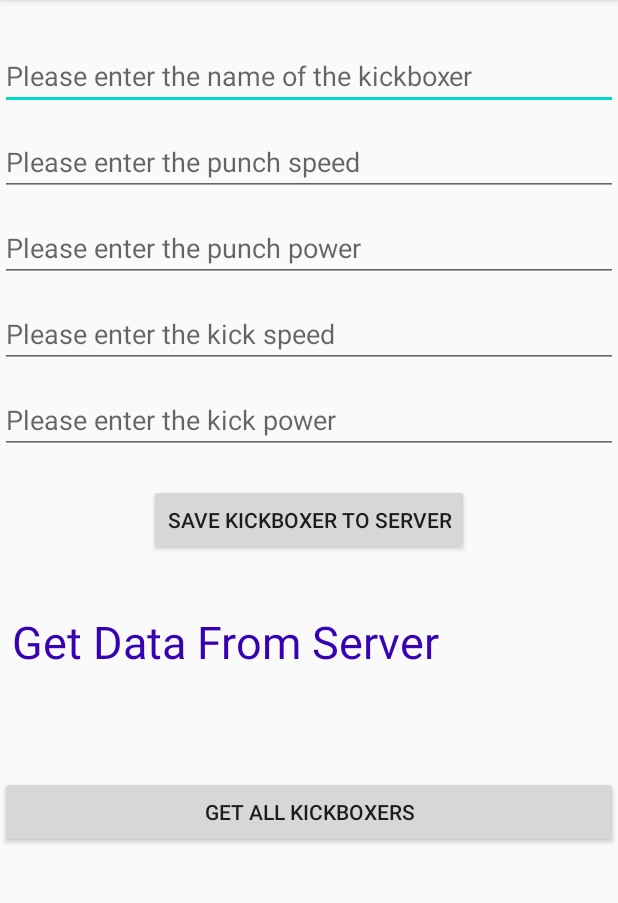
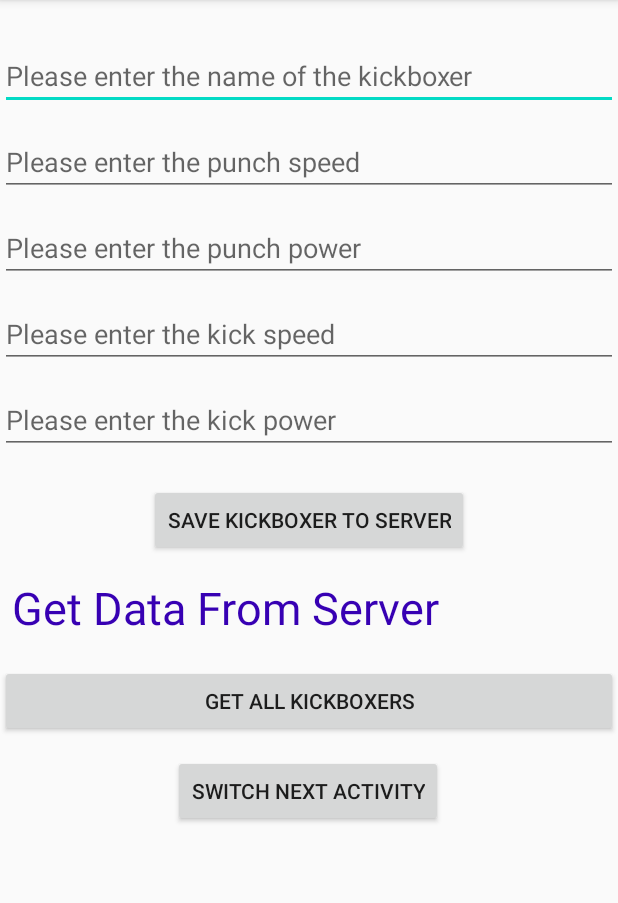
Before and after one commit to Nenva/InstaClone, an Android app: the screen it shows after launch (SignUp), on a phone screen of 412 x 824 dp, the part 84-987 px from its top. Run offline under Robolectric (Android 15) with nearby library versions, the phone set to English and light mode, and no system bars; libraries missing offline, so code that uses them is left out: com.parse, com.shashank.sony; 1 statement that could not run was skipped.

```diff
--- a/app/src/main/java/com/example/instaclone/SignUp.java
+++ b/app/src/main/java/com/example/instaclone/SignUp.java
@@ -26,6 +26,7 @@ public class SignUp extends AppCompatActivity implements View.OnClickListener {
     private TextView textGetData;
     private Button buttonGetAllData;
     private String allKickBoxers;
+    private Button buttonTransition;
 
     @Override
     protected void onCreate(Bundle savedInstanceState) {
@@ -41,6 +42,7 @@ public class SignUp extends AppCompatActivity implements View.OnClickListener {
         editKickPower = findViewById(R.id.editKickPower);
         textGetData = findViewById(R.id.textGetData);
         buttonGetAllData = findViewById(R.id.buttonGetAllData);
+        buttonTransition = findViewById(R.id.buttonNextActivity);
 
         textGetData.setOnClickListener(new View.OnClickListener() {
             @Override
@@ -83,6 +85,13 @@ public class SignUp extends AppCompatActivity implements View.OnClickListener {
                 });
             }
         });
+
+        buttonTransition.setOnClickListener(new View.OnClickListener() {
+            @Override
+            public void onClick(View v) {
+
+            }
+        });
     }
 
     @Override
--- /dev/null
+++ b/app/src/main/java/com/example/instaclone/SignUpLogInActivity.java
@@ -0,0 +1,4 @@
+package com.example.instaclone;
+
+public class SignUpLogInActivity {
+}
--- a/app/src/main/res/layout/activity_sign_up.xml
+++ b/app/src/main/res/layout/activity_sign_up.xml
@@ -96,7 +96,7 @@
         app:layout_constraintHorizontal_bias="0.0"
         app:layout_constraintStart_toStartOf="parent"
         app:layout_constraintTop_toBottomOf="@+id/buttonSave"
-        app:layout_constraintVertical_bias="0.103" />
+        app:layout_constraintVertical_bias="0.04" />
 
     <Button
         android:id="@+id/buttonGetAllData"
@@ -105,8 +105,19 @@
         android:text="Get all Kickboxers"
         app:layout_constraintBottom_toBottomOf="parent"
         app:layout_constraintEnd_toEndOf="parent"
+        app:layout_constraintHorizontal_bias="0.0"
+        app:layout_constraintStart_toStartOf="parent"
+        app:layout_constraintTop_toBottomOf="@+id/textGetData"
+        app:layout_constraintVertical_bias="0.061" />
+
+    <Button
+        android:id="@+id/buttonNextActivity"
+        android:layout_width="wrap_content"
+        android:layout_height="wrap_content"
+        android:layout_marginTop="12dp"
+        android:text="Switch Next Activity"
+        app:layout_constraintEnd_toEndOf="parent"
         app:layout_constraintHorizontal_bias="0.498"
         app:layout_constraintStart_toStartOf="parent"
-        app:layout_constraintTop_toBottomOf="@+id/textGetData"
-        app:layout_constraintVertical_bias="0.255" />
+        app:layout_constraintTop_toBottomOf="@+id/buttonGetAllData" />
 </androidx.constraintlayout.widget.ConstraintLayout>
```
